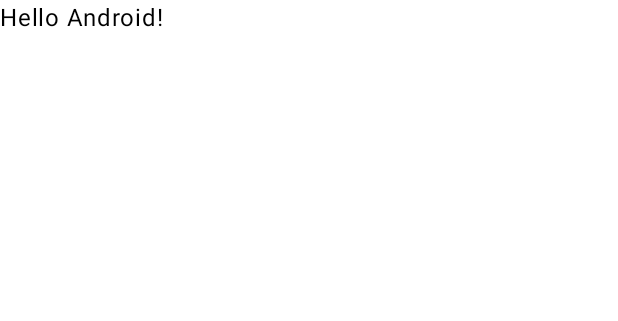
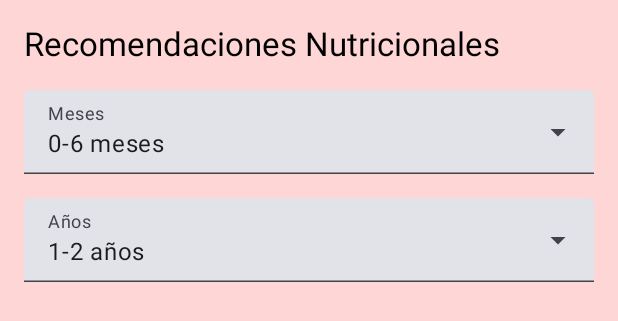
Before and after one commit to ErwingHernandez/aplicaciondecuidadodeninos, an Android app built with Jetpack Compose: the @Preview function GreetingPreview, on a phone screen of 412 x 824 dp. Shown: the top 321 px of the screen. Run offline under Robolectric (Android 15) with nearby library versions, the phone set to English and light mode, and no system bars.

Commit message:
primera parte EH.

```diff
--- a/app/build.gradle.kts
+++ b/app/build.gradle.kts
@@ -54,6 +54,7 @@ dependencies {
     /*dependencias agregadas*/
     implementation ("com.squareup.retrofit2:retrofit:2.9.0")
     implementation ("com.squareup.retrofit2:converter-gson:2.9.0")
+    implementation ("androidx.lifecycle:lifecycle-viewmodel-compose:2.6.1")
 
     /*dependencias que ya trae la app*/
     implementation(libs.androidx.core.ktx)
@@ -64,6 +65,7 @@ dependencies {
     implementation(libs.androidx.ui.graphics)
     implementation(libs.androidx.ui.tooling.preview)
     implementation(libs.androidx.material3)
+    implementation(libs.cronet.embedded)
     testImplementation(libs.junit)
     androidTestImplementation(libs.androidx.junit)
     androidTestImplementation(libs.androidx.espresso.core)
--- a/app/src/main/java/com/example/aplicaciondecuidadodenios/MainActivity.kt
+++ b/app/src/main/java/com/example/aplicaciondecuidadodenios/MainActivity.kt
@@ -4,16 +4,46 @@ import android.os.Bundle
 import androidx.activity.ComponentActivity
 import androidx.activity.compose.setContent
 import androidx.activity.enableEdgeToEdge
+import androidx.compose.foundation.background
+import androidx.compose.foundation.layout.Box
+import androidx.compose.foundation.layout.Column
+import androidx.compose.foundation.layout.Spacer
+import androidx.compose.foundation.layout.fillMaxHeight
 import androidx.compose.foundation.layout.fillMaxSize
+import androidx.compose.foundation.layout.fillMaxWidth
+import androidx.compose.foundation.layout.height
 import androidx.compose.foundation.layout.padding
+import androidx.compose.foundation.lazy.LazyColumn
+import androidx.compose.foundation.lazy.items
+import androidx.compose.material3.Button
+import androidx.compose.material3.Card
+import androidx.compose.material3.CardDefaults
+import androidx.compose.material3.DropdownMenuItem
+import androidx.compose.material3.ExperimentalMaterial3Api
+import androidx.compose.material3.ExposedDropdownMenuBox
+import androidx.compose.material3.ExposedDropdownMenuDefaults
+import androidx.compose.material3.MaterialTheme
 import androidx.compose.material3.Scaffold
 import androidx.compose.material3.Text
+import androidx.compose.material3.TextField
+import androidx.compose.material3.TopAppBar
 import androidx.compose.runtime.Composable
+import androidx.compose.runtime.collectAsState
+import androidx.compose.runtime.getValue
+import androidx.compose.runtime.mutableStateOf
+import androidx.compose.runtime.remember
+import androidx.compose.runtime.setValue
 import androidx.compose.ui.Modifier
+import androidx.compose.ui.graphics.Color
 import androidx.compose.ui.tooling.preview.Preview
+import androidx.compose.ui.unit.dp
 import com.example.aplicaciondecuidadodenios.ui.theme.AplicacionDeCuidadoDeNiñosTheme
 import com.example.aplicaciondecuidadodenios.model.*
 import com.example.aplicaciondecuidadodenios.network.*
+import com.example.aplicaciondecuidadodenios.viewmodel.RecomendacionesViewModel
+import androidx.lifecycle.ViewModel
+import androidx.lifecycle.viewmodel.compose.viewModel
+
 
 class MainActivity : ComponentActivity() {
     override fun onCreate(savedInstanceState: Bundle?) {
@@ -52,10 +82,130 @@ fun Greeting(name: String, modifier: Modifier = Modifier) {
 
 /*Area de trabajo Erwing*/
 
-@Preview(showBackground = true)
 @Composable
-fun GreetingPreview() {
-    AplicacionDeCuidadoDeNiñosTheme {
-        Greeting("Android")
+fun RecomendacionesScreen(viewModel: RecomendacionesViewModel = viewModel()) {
+    val recomendacion by viewModel.recomendaciones.collectAsState()
+
+
+        LazyColumn(modifier = Modifier.padding(16.dp)) {
+            items(recomendacion) { item ->
+                Card(
+                    modifier = Modifier
+                        .fillMaxWidth()
+                        .padding(vertical = 8.dp),
+                    elevation = CardDefaults.cardElevation(4.dp)
+                ) {
+                    Column(modifier = Modifier.padding(16.dp)) {
+                        Text(
+                            text = "Edad: ${item.edad_meses_min} a ${item.edad_meses_max} meses",
+                            style = MaterialTheme.typography.labelLarge
+                        )
+                        Spacer(modifier = Modifier.height(4.dp))
+                        Text(text = item.contenido)
+                    }
+                }
+            }
+        }
+
+}
+
+@OptIn(ExperimentalMaterial3Api::class)
+@Composable
+
+fun RecomendacionesBotones() {
+    val opcionesMeses = listOf("0-6 meses", "6-9 meses", "9-12 meses")
+    val opcionesAnios = listOf("1-2 años")
+
+    var expandedMeses by remember { mutableStateOf(false) }
+    var selectedMeses by remember { mutableStateOf(opcionesMeses[0]) }
+
+    var expandedAnios by remember { mutableStateOf(false) }
+    var selectedAnios by remember { mutableStateOf(opcionesAnios[0]) }
+
+    Box(
+        modifier = Modifier
+            .fillMaxSize()
+            .background(Color(0xFFFFD6D6))
+    ) {
+        Column(
+            modifier = Modifier
+                .fillMaxWidth()
+                .padding(16.dp)
+        ) {
+            Text(
+                text = "Recomendaciones Nutricionales",
+                style = MaterialTheme.typography.titleLarge
+            )
+
+            Spacer(modifier = Modifier.height(16.dp))
+
+            // Dropdown Meses
+            ExposedDropdownMenuBox(
+                expanded = expandedMeses,
+                onExpandedChange = { expandedMeses = !expandedMeses }
+            ) {
+                TextField(
+                    value = selectedMeses,
+                    onValueChange = {},
+                    readOnly = true,
+                    label = { Text("Meses") },
+                    trailingIcon = { ExposedDropdownMenuDefaults.TrailingIcon(expanded = expandedMeses) },
+                    modifier = Modifier.menuAnchor().fillMaxWidth()
+                )
+                ExposedDropdownMenu(
+                    expanded = expandedMeses,
+                    onDismissRequest = { expandedMeses = false }
+                ) {
+                    opcionesMeses.forEach { opcion ->
+                        DropdownMenuItem(
+                            text = { Text(opcion) },
+                            onClick = {
+                                selectedMeses = opcion
+                                expandedMeses = false
+                            }
+                        )
+                    }
+                }
+            }
+
+            Spacer(modifier = Modifier.height(16.dp))
+
+            // Dropdown Años
+            ExposedDropdownMenuBox(
+                expanded = expandedAnios,
+                onExpandedChange = { expandedAnios = !expandedAnios }
+            ) {
+                TextField(
+                    value = selectedAnios,
+                    onValueChange = {},
+                    readOnly = true,
+                    label = { Text("Años") },
+                    trailingIcon = { ExposedDropdownMenuDefaults.TrailingIcon(expanded = expandedAnios) },
+                    modifier = Modifier.menuAnchor().fillMaxWidth()
+                )
+                ExposedDropdownMenu(
+                    expanded = expandedAnios,
+                    onDismissRequest = { expandedAnios = false }
+                ) {
+                    opcionesAnios.forEach { opcion ->
+                        DropdownMenuItem(
+                            text = { Text(opcion) },
+                            onClick = {
+                                selectedAnios = opcion
+                                expandedAnios = false
+                            }
+                        )
+                    }
+                }
+            }
+        }
     }
 }
+
+@Preview(showBackground = true, showSystemUi = true)
+@Composable
+fun GreetingPreview()  {
+    AplicacionDeCuidadoDeNiñosTheme {
+        RecomendacionesBotones()
+    }
+}
--- a/app/src/main/java/com/example/aplicaciondecuidadodenios/network/ApiClient.kt
+++ b/app/src/main/java/com/example/aplicaciondecuidadodenios/network/ApiClient.kt
@@ -6,10 +6,11 @@ import retrofit2.converter.gson.GsonConverterFactory
 object ApiClient {
     private const val BASE_URL = "https://api-de-cuidado.vercel.app/api/"
 
-    val retrofit: Retrofit by lazy {
+    val apiService: ApiService by lazy {
         Retrofit.Builder()
             .baseUrl(BASE_URL)
             .addConverterFactory(GsonConverterFactory.create())
             .build()
+            .create(ApiService::class.java)
     }
 }
--- a/gradle/libs.versions.toml
+++ b/gradle/libs.versions.toml
@@ -8,6 +8,7 @@ espressoCore = "3.6.1"
 lifecycleRuntimeKtx = "2.8.6"
 activityCompose = "1.10.1"
 composeBom = "2024.04.01"
+cronetEmbedded = "119.6045.31"
 
 [libraries]
 androidx-core-ktx = { group = "androidx.core", name = "core-ktx", version.ref = "coreKtx" }
@@ -24,6 +25,7 @@ androidx-ui-tooling-preview = { group = "androidx.compose.ui", name = "ui-toolin
 androidx-ui-test-manifest = { group = "androidx.compose.ui", name = "ui-test-manifest" }
 androidx-ui-test-junit4 = { group = "androidx.compose.ui", name = "ui-test-junit4" }
 androidx-material3 = { group = "androidx.compose.material3", name = "material3" }
+cronet-embedded = { group = "org.chromium.net", name = "cronet-embedded", version.ref = "cronetEmbedded" }
 
 [plugins]
 android-application = { id = "com.android.application", version.ref = "agp" }
```
Also changed, not shown: app/src/main/java/com/example/aplicaciondecuidadodenios/network/ApiService.kt (+6 -1 lines), app/src/main/java/com/example/aplicaciondecuidadodenios/viewmodel/RecomendacionesViewModel.kt (added, +40 -0 lines).
